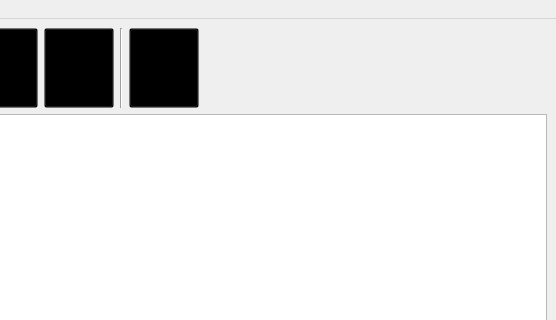
The window that Window Design/MainWindow.ui (Hattaakim/Compress-Photo) describes before a commit, drawn with Qt 5; both pictures show x 354 to 910 and y 0 to 320 of the 910 by 600 pixel window.
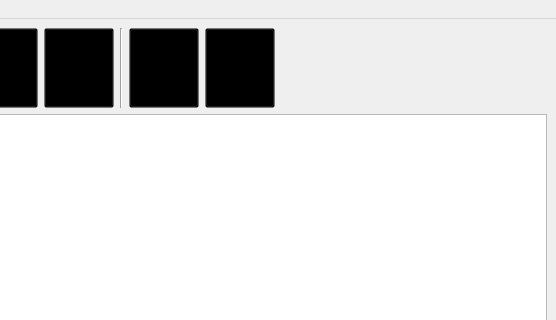
The same window after the commit.

Commit message: feat(ui): add reload table button fix(database): fix inconsistency in photo file records fix(core): resolve unexpected return during verify photo in managed module refactor(core): restructure GUI and managed module logic perf(core): optimize query execution and loop for better load time feat(core): implement sqltable and tableview reuse chore(assets): add reload icon

```diff
--- a/Window Design/MainWindow.ui
+++ b/Window Design/MainWindow.ui
@@ -255,6 +255,38 @@
         </property>
        </widget>
       </item>
+      <item>
+       <widget class="QToolButton" name="reloadTable">
+        <property name="minimumSize">
+         <size>
+          <width>70</width>
+          <height>80</height>
+         </size>
+        </property>
+        <property name="maximumSize">
+         <size>
+          <width>70</width>
+          <height>80</height>
+         </size>
+        </property>
+        <property name="styleSheet">
+         <string notr="true">background-color:transparent</string>
+        </property>
+        <property name="text">
+         <string>Refresh
+Tabel</string>
+        </property>
+        <property name="iconSize">
+         <size>
+          <width>40</width>
+          <height>40</height>
+         </size>
+        </property>
+        <property name="toolButtonStyle">
+         <enum>Qt::ToolButtonStyle::ToolButtonTextUnderIcon</enum>
+        </property>
+       </widget>
+      </item>
       <item>
        <spacer name="horizontalSpacer">
         <property name="orientation">
```
The commit also changes 11 other files.
